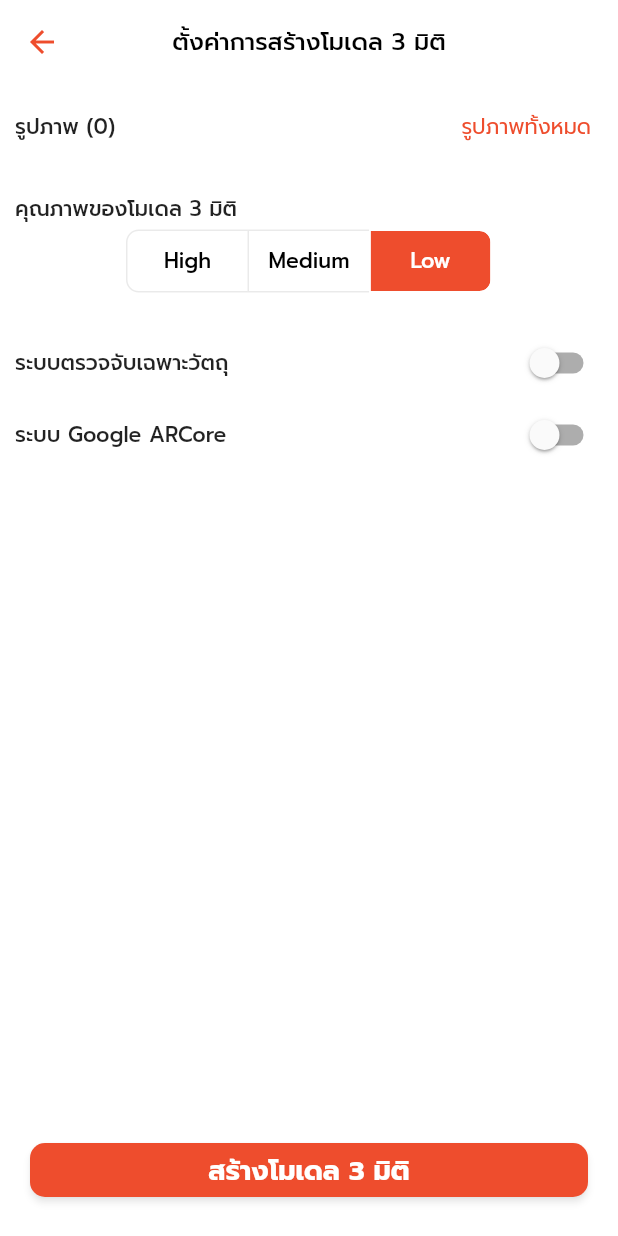
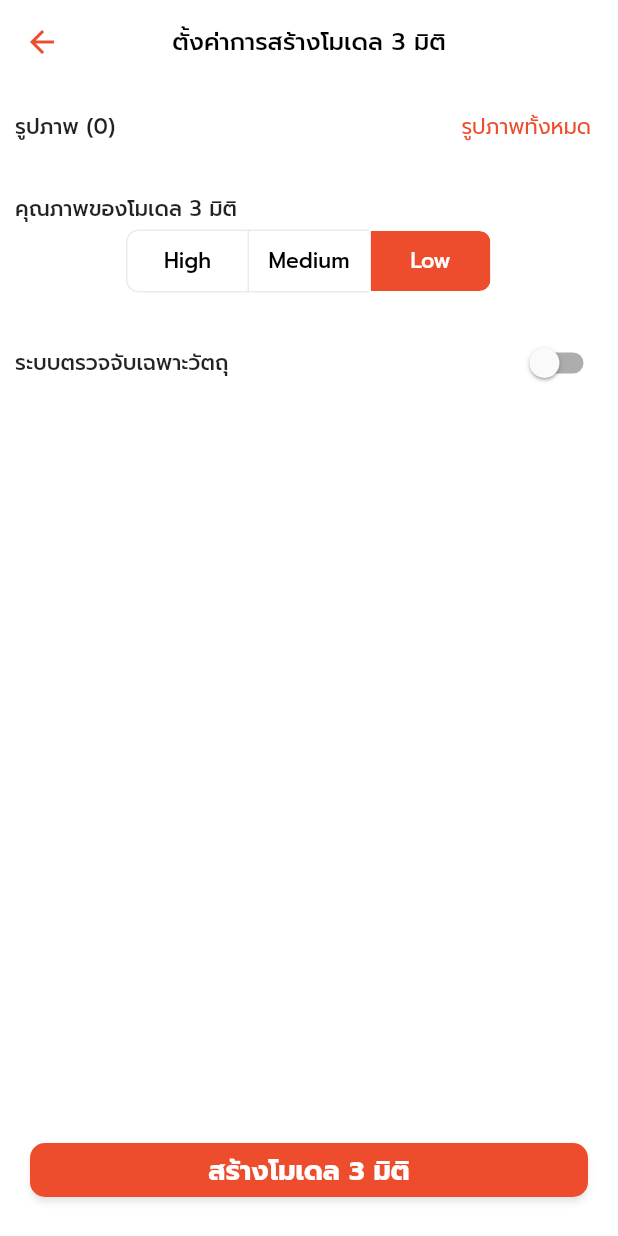
Before and after one commit to 3D-Generation-Project-Kmitl/3d-mobile-flutter, a Flutter app: the ReconstructionConfigScreen screen opened directly with empty values, on a phone screen of 412 x 824 dp. Run offline on Flutter 3.47's test engine with Material 2 defaults, Android fonts, the phone set to English and light mode, and no system bars; our stand-ins replace camera, cookie_jar, currency_text_input_formatter, dio, dio_cookie_manager, file_picker and 7 more; missing offline and left inert: babylonjs_viewer, flutter_stripe; accounts and stored records are empty; statements that could not run were skipped.

Commit message:
hide google arcore

```diff
--- a/lib/presentation/screens/reconstruction/image_viewer_screen.dart
+++ b/lib/presentation/screens/reconstruction/image_viewer_screen.dart
@@ -24,11 +24,9 @@ class ImageViewerScreen extends StatelessWidget {
               style: Theme.of(context).textTheme.headline4),
           actions: [
             TextButton(
-              // style: TextButton.styleFrom(
-              //   textStyle: const TextStyle(color: Colors.red,fontSize: 12),
-              // ),
+
               onPressed: () {
-                Navigator.of(context).push(
+                Navigator.of(context).pushReplacement(
                   MaterialPageRoute(
                     builder: (context) => ImageGalleryScreen(
                       imageFiles: imageFiles,
--- a/lib/presentation/screens/reconstruction/reconstruction_config_screen.dart
+++ b/lib/presentation/screens/reconstruction/reconstruction_config_screen.dart
@@ -3,7 +3,6 @@ import 'package:camera/camera.dart';
 import 'package:flutter/material.dart';
 import 'dart:io';
 import 'package:marketplace/constants/colors.dart';
-import 'package:marketplace/presentation/screens/reconstruction/camera_screen.dart';
 import 'package:path_provider/path_provider.dart';
 import '../../../configs/size_config.dart';
 
@@ -21,22 +20,22 @@ const List<Widget> modelQuality = <Widget>[
   Text('Low')
 ];
 
+// ignore: must_be_immutable
 class ReconstructionConfigScreen extends StatefulWidget {
-  final List<XFile> imageFiles;
-  final List<Map<String, dynamic>?>? cameraParameterList;
-  const ReconstructionConfigScreen(
+  List<XFile> imageFiles;
+  List<Map<String, dynamic>?>? cameraParameterList;
+  ReconstructionConfigScreen(
       {Key? key, required this.imageFiles, this.cameraParameterList})
       : super(key: key);
 
   @override
-  _ReconstructionConfigScreenState createState() =>
+  State<ReconstructionConfigScreen> createState() =>
       _ReconstructionConfigScreenState();
 }
 
 class _ReconstructionConfigScreenState
     extends State<ReconstructionConfigScreen> {
-  List<XFile>? imageFiles;
-  List<Map<String, dynamic>?>? cameraParameterList;
+  bool isSending = false;
 
   Map<String, dynamic> reconstructionConfigs = {
     "userId": -888,
@@ -52,24 +51,12 @@ class _ReconstructionConfigScreenState
   @override
   void initState() {
     super.initState();
-    if (widget.imageFiles != null && widget.imageFiles!.isNotEmpty) {
-      imageFiles = widget.imageFiles;
-    } else {
-      imageFiles = [];
-    }
-    if (widget.cameraParameterList != null &&
-        widget.cameraParameterList!.isNotEmpty) {
-      cameraParameterList = widget.cameraParameterList;
-    } else {
-      cameraParameterList = [];
-    }
   }
 
   _sendRequestToGenerate3DModel() async {
     String zipFilePath = await _zipFiles();
-    print(zipFilePath);
     var response = await gen3dModelRepository.gen3DModel(
-        zipFilePath, reconstructionConfigs, cameraParameterList);
+        zipFilePath, reconstructionConfigs, widget.cameraParameterList);
     return response;
   }
 
@@ -82,7 +69,7 @@ class _ReconstructionConfigScreenState
 
     encoder.create(zipFilePath);
 
-    for (var image in imageFiles!) {
+    for (var image in widget.imageFiles!) {
       encoder.addFile(File(image.path));
     }
 
@@ -93,20 +80,30 @@ class _ReconstructionConfigScreenState
 
   @override
   Widget build(BuildContext context) {
-    // TODO: implement build
+    if (isSending) {
+      return Container(
+          color: Colors.white,
+          child: Center(
+            child: Column(
+              mainAxisAlignment: MainAxisAlignment.center,
+              children: [
+                CircularProgressIndicator(),
+                Text('กำลังส่งข้อมูล',
+                    style: Theme.of(context)
+                        .textTheme
+                        .subtitle1!
+                        .copyWith(color: secondaryColor)),
+              ],
+            ),
+          ));
+    } else {
       return Scaffold(
           appBar: AppBar(
               title: Text("ตั้งค่าการสร้างโมเดล 3 มิติ",
-                style: Theme.of(context).textTheme.headline4),
+                  style: Theme.of(context).textTheme.headlineMedium),
               leading: BackButton(
                 onPressed: () => {
-                Navigator.of(context).push(
-                  MaterialPageRoute(
-                    builder: (context) => CameraScreen(
-                        imageFiles: imageFiles,
-                        cameraParameterList: cameraParameterList),
-                  ),
-                )
+                  Navigator.pop(context),
                 },
               )),
           bottomNavigationBar: Padding(
@@ -117,19 +114,26 @@ class _ReconstructionConfigScreenState
                 onPressed: () {
                   context
                       .read<StoreModelsCubit>()
-                    .addReconstructionModel(imageFiles![0])
+                      .addReconstructionModel(widget.imageFiles[0])
                       .then((model) => {
                             if (model != null)
                               {
                                 setState(() {
                                   reconstructionConfigs['modelId'] =
                                       model.modelId;
-                                reconstructionConfigs['userId'] = model.userId;
+                                  reconstructionConfigs['userId'] =
+                                      model.userId;
                                 }),
                                 _sendRequestToGenerate3DModel(),
+                                Navigator.pushNamedAndRemoveUntil(
+                                    context,
+                                    storeModelRoute,
+                                    ModalRoute.withName(storeRoute)),
                               },
                           });
-                Navigator.pushNamed(context, storeModelRoute);
+                  setState(() {
+                    isSending = true;
+                  });
                 },
                 child: const Text(
                   "สร้างโมเดล 3 มิติ",
@@ -149,14 +153,15 @@ class _ReconstructionConfigScreenState
                       Row(
                         mainAxisAlignment: MainAxisAlignment.spaceBetween,
                         children: [
-                        Text("รูปภาพ (${imageFiles!.length})"),
+                          Text("รูปภาพ (${widget.imageFiles!.length})"),
                           TextButton(
                             onPressed: () {
                               Navigator.of(context).push(
                                 MaterialPageRoute(
                                   builder: (context) => ImageGalleryScreen(
-                                  imageFiles: imageFiles!,
-                                  cameraParameterList: cameraParameterList!,
+                                    imageFiles: widget.imageFiles,
+                                    cameraParameterList:
+                                        widget.cameraParameterList,
                                     previousScreen: "rc",
                                   ),
                                 ),
@@ -175,7 +180,7 @@ class _ReconstructionConfigScreenState
                   const SizedBox(
                     height: 20,
                   ),
-                Text("คุณภาพของโมเดล 3 มิติ"),
+                  const Text("คุณภาพของโมเดล 3 มิติ"),
                   Center(
                     child: ToggleButtons(
                       direction: vertical ? Axis.vertical : Axis.horizontal,
@@ -212,7 +217,7 @@ class _ReconstructionConfigScreenState
                   Row(
                     mainAxisAlignment: MainAxisAlignment.spaceBetween,
                     children: [
-                    Text("ระบบตรวจจับเฉพาะวัตถุ"),
+                      const Text("ระบบตรวจจับเฉพาะวัตถุ"),
                       Switch(
                         value: reconstructionConfigs["objectDetection"],
                         onChanged: (value) {
@@ -225,25 +230,26 @@ class _ReconstructionConfigScreenState
                       ),
                     ],
                   ),
-                Row(
-                  mainAxisAlignment: MainAxisAlignment.spaceBetween,
-                  children: [
-                    Text("ระบบ Google ARCore"),
-                    Switch(
-                      value: reconstructionConfigs["googleARCore"],
-                      onChanged: (value) {
-                        setState(() {
-                          reconstructionConfigs["googleARCore"] = value;
-                        });
-                      },
-                      activeTrackColor: primarySoftColor,
-                      activeColor: primaryColor,
-                    ),
-                  ],
-                )
+                  // Row(
+                  //   mainAxisAlignment: MainAxisAlignment.spaceBetween,
+                  //   children: [
+                  //     const Text("ระบบ Google ARCore"),
+                  //     Switch(
+                  //       value: reconstructionConfigs["googleARCore"],
+                  //       onChanged: (value) {
+                  //         setState(() {
+                  //           reconstructionConfigs["googleARCore"] = value;
+                  //         });
+                  //       },
+                  //       activeTrackColor: primarySoftColor,
+                  //       activeColor: primaryColor,
+                  //     ),
+                  //   ],
+                  // )
                 ],
               ),
             ),
           ));
     }
   }
+}
--- a/lib/presentation/screens/store/store_model_screen.dart
+++ b/lib/presentation/screens/store/store_model_screen.dart
@@ -147,7 +147,6 @@ class StoreModelScreen extends StatelessWidget {
               imageURL: model.picture,
             ):roundedImageCard(
               imageURL: model.picture,
-              describes: "กำลังสร้าง"
             ),
           );
         },
--- a/lib/routes/app_router.dart
+++ b/lib/routes/app_router.dart
@@ -1,7 +1,5 @@
-import 'package:file_picker/file_picker.dart';
 import 'package:flutter/material.dart';
 import 'package:marketplace/presentation/screens/screens.dart';
-import '../presentation/screens/reconstruction/camera_screen.dart';
 import './screens_routes.dart';
 import 'package:marketplace/data/models/models.dart';
 
@@ -58,7 +56,7 @@ class AppRouter {
         return _route(
             ProductDetailScreen(productId: productId), productDetailRoute);
       case gen3DRoute:
-        return _route(const CameraScreen(), gen3DRoute);
+        return _route(CameraScreen(), gen3DRoute);
       case customerModelRoute:
         return _route(const CustomerModelScreen(), customerModelRoute);
       case settingRoute:
```
Also changed, not shown: lib/data/repositories/gen3d_repository.dart (+3 -4 lines), lib/presentation/screens/reconstruction/camera_screen.dart (+78 -101 lines), lib/presentation/screens/reconstruction/image_gallery_screen.dart (+1 -19 lines), lib/presentation/screens/reconstruction/image_progress_indicator.dart (+18 -20 lines), lib/presentation/widgets/rounded_image_card_widget.dart (+3 -39 lines). Lines whose indentation alone changed are shown as unchanged.
